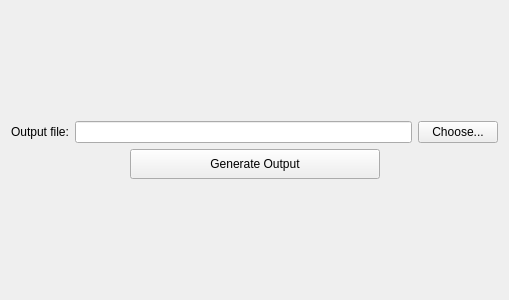
Before: the Qt Designer form NewGeneUI/NewGene/Widgets/CreateOutput/GenerateOutput/newgenegenerateoutput.ui in daniel347x/newgene, drawn with Qt 5.
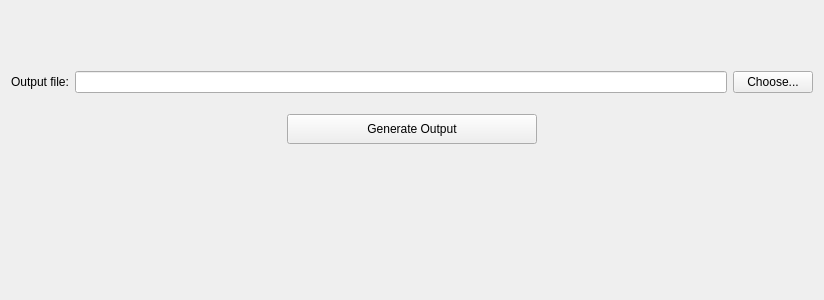
After: the same form once the commit is applied.

Commit message: Load path to K-ad output from setting file on disk when output project loads, and display in UI line edit widget.

```diff
--- a/NewGeneUI/NewGene/Widgets/CreateOutput/GenerateOutput/newgenegenerateoutput.ui
+++ b/NewGeneUI/NewGene/Widgets/CreateOutput/GenerateOutput/newgenegenerateoutput.ui
@@ -6,7 +6,7 @@
    <rect>
     <x>0</x>
     <y>0</y>
-    <width>509</width>
+    <width>824</width>
     <height>300</height>
    </rect>
   </property>
@@ -28,10 +28,13 @@
      <property name="orientation">
       <enum>Qt::Vertical</enum>
      </property>
+     <property name="sizeType">
+      <enum>QSizePolicy::Fixed</enum>
+     </property>
      <property name="sizeHint" stdset="0">
       <size>
        <width>20</width>
-       <height>40</height>
+       <height>60</height>
       </size>
      </property>
     </spacer>
@@ -48,7 +51,14 @@
         </widget>
        </item>
        <item>
-        <widget class="QLineEdit" name="lineEdit"/>
+        <widget class="QLineEdit" name="lineEditFilePathToKadOutput">
+         <property name="minimumSize">
+          <size>
+           <width>500</width>
+           <height>0</height>
+          </size>
+         </property>
+        </widget>
        </item>
       </layout>
      </item>
@@ -67,6 +77,22 @@
      </item>
     </layout>
    </item>
+   <item>
+    <spacer name="verticalSpacer_3">
+     <property name="orientation">
+      <enum>Qt::Vertical</enum>
+     </property>
+     <property name="sizeType">
+      <enum>QSizePolicy::Fixed</enum>
+     </property>
+     <property name="sizeHint" stdset="0">
+      <size>
+       <width>20</width>
+       <height>15</height>
+      </size>
+     </property>
+    </spacer>
+   </item>
    <item>
     <layout class="QHBoxLayout" name="horizontalLayout_2">
      <item>
@@ -132,7 +158,7 @@
        <property name="sizeHint" stdset="0">
         <size>
          <width>20</width>
-         <height>40</height>
+       <height>60</height>
         </size>
        </property>
       </spacer>
```
Left out of the diff: 7 changed lines with no effect on the pictures. Lines whose indentation alone changed are shown as unchanged. The commit also changes 2 other files.
